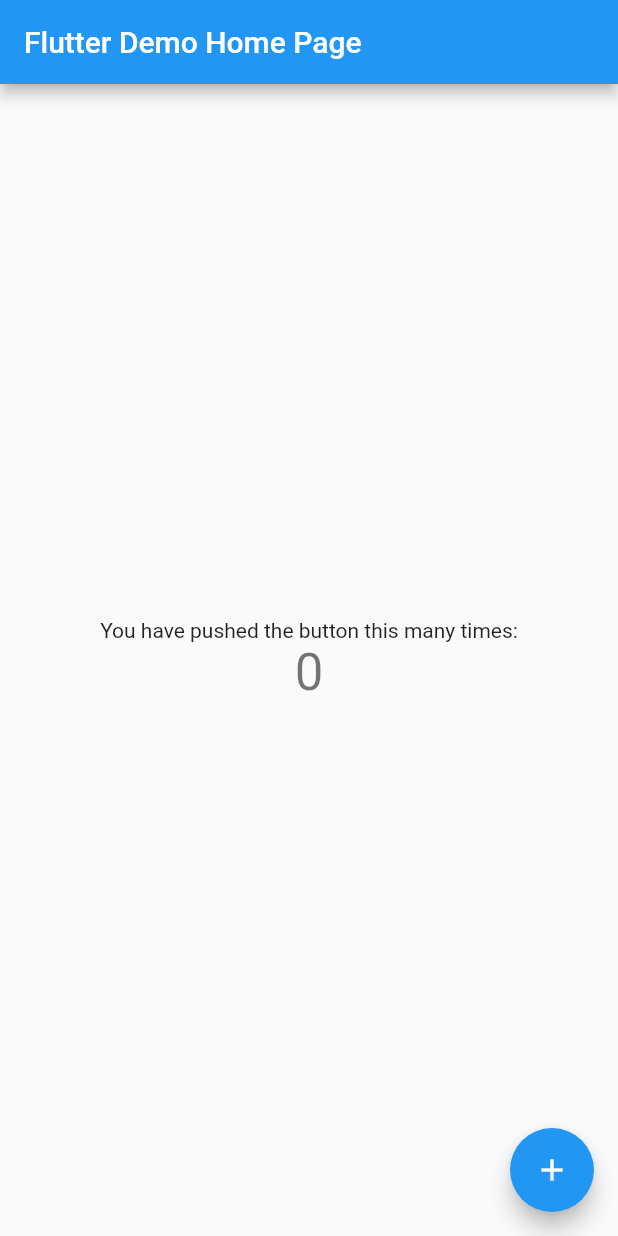
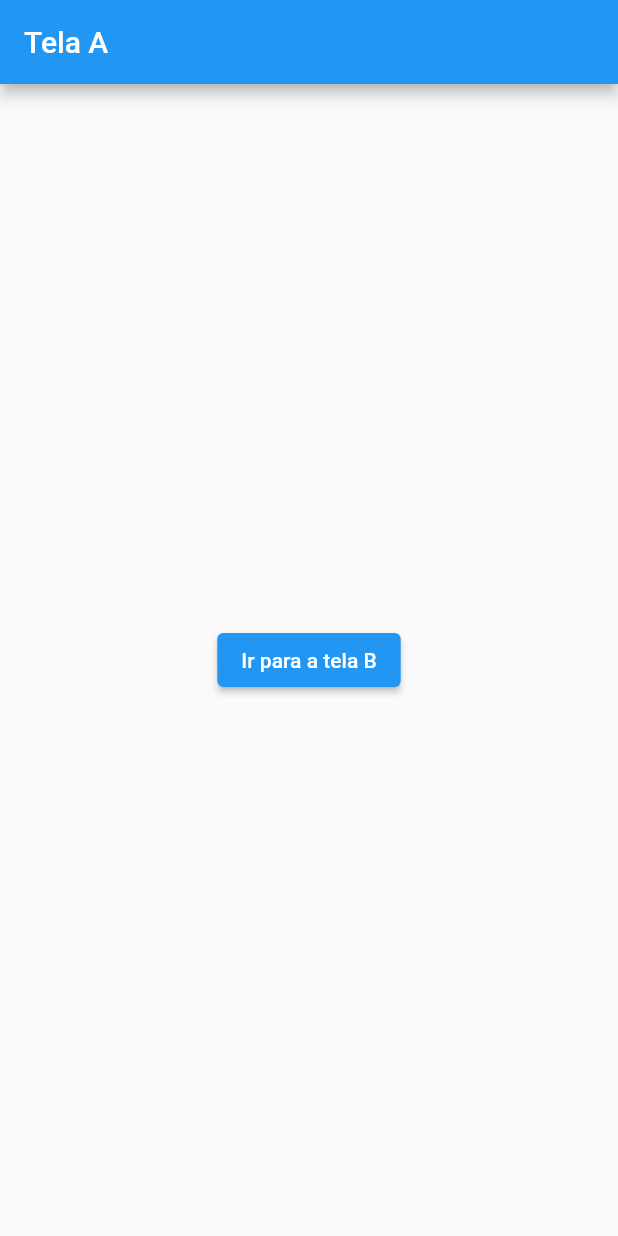
Before and after one commit to alexnaldosantos/demo1, a Flutter app: the screen it shows after launch, on a phone screen of 412 x 824 dp. Run offline on Flutter 3.47's test engine with Material 2 defaults, Android fonts, the phone set to English and light mode, and no system bars.

```diff
--- a/lib/main.dart
+++ b/lib/main.dart
@@ -1,67 +1,7 @@
 import 'package:flutter/material.dart';
 
+import 'tela_a.dart';
+
 void main() {
-  runApp(const MyApp());
+  runApp(const MaterialApp(home: TelaA()));
 }
-
-class MyApp extends StatelessWidget {
-  const MyApp({super.key});
-
-  @override
-  Widget build(BuildContext context) {
-    return MaterialApp(
-      title: 'Flutter Demo',
-      theme: ThemeData(
-        primarySwatch: Colors.blue,
-      ),
-      home: const MyHomePage(title: 'Flutter Demo Home Page'),
-    );
-  }
-}
-
-class MyHomePage extends StatefulWidget {
-  const MyHomePage({super.key, required this.title});
-
-  final String title;
-
-  @override
-  State<MyHomePage> createState() => _MyHomePageState();
-}
-
-class _MyHomePageState extends State<MyHomePage> {
-  int _counter = 0;
-
-  void _incrementCounter() {
-    setState(() {
-      _counter++;
-    });
-  }
-
-  @override
-  Widget build(BuildContext context) {
-    return Scaffold(
-      appBar: AppBar(
-        title: Text(widget.title),
-      ),
-      body: Center(
-        child: Column(
-          mainAxisAlignment: MainAxisAlignment.center,
-          children: <Widget>[
-            const Text(
-              'You have pushed the button this many times:',
-            ),
-            Text(
-              '$_counter',
-              style: Theme.of(context).textTheme.headlineMedium,
-            ),
-          ],
-        ),
-      ),
-      floatingActionButton: FloatingActionButton(
-        onPressed: _incrementCounter,
-        tooltip: 'Increment',
-        child: const Icon(Icons.add),
-      ),
-    );
-  }
-}
--- /dev/null
+++ b/lib/tela_a.dart
@@ -0,0 +1,26 @@
+import 'package:flutter/material.dart';
+import 'tela_b.dart';
+
+class TelaA extends StatelessWidget {
+  const TelaA({super.key});
+
+  @override
+  Widget build(BuildContext context) {
+    return Scaffold(
+      appBar: AppBar(
+        title: const Text('Tela A'),
+      ),
+      body: Center(
+        child: ElevatedButton(
+          child: const Text('Ir para a tela B'),
+          onPressed: () {
+            Navigator.push(
+              context,
+              MaterialPageRoute(builder: (context) => const TelaB()),
+            );
+          },
+        ),
+      ),
+    );
+  }
+}
```
Also changed, not shown: lib/tela_b.dart (added, +22 -0 lines).
